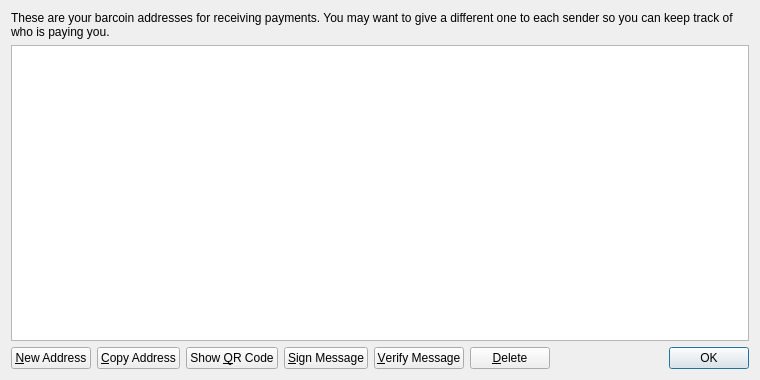
First picture: the form in src/qt/forms/addressbookpage.ui, repository pleasecoin/pls, before the edit.
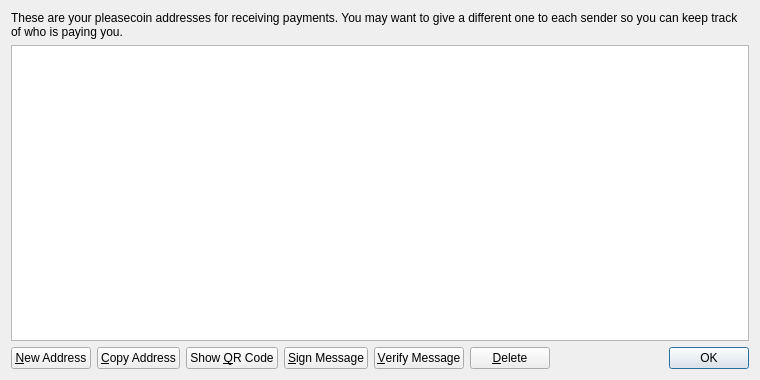
Second picture: the form after the edit. Icons and pictures are not drawn.

Patch:
```diff
--- a/src/qt/forms/addressbookpage.ui
+++ b/src/qt/forms/addressbookpage.ui
@@ -17,7 +17,7 @@
    <item>
     <widget class="QLabel" name="labelExplanation">
      <property name="text">
-      <string>These are your barcoin addresses for receiving payments. You may want to give a different one to each sender so you can keep track of who is paying you.</string>
+      <string>These are your pleasecoin addresses for receiving payments. You may want to give a different one to each sender so you can keep track of who is paying you.</string>
      </property>
      <property name="textFormat">
       <enum>Qt::PlainText</enum>
```
